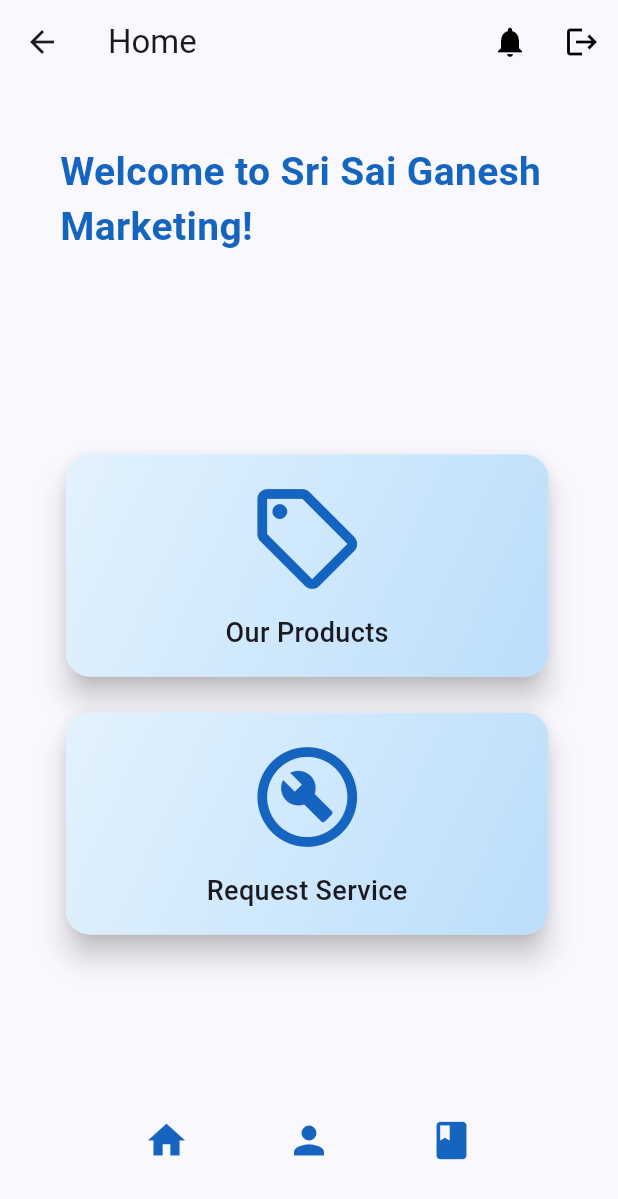
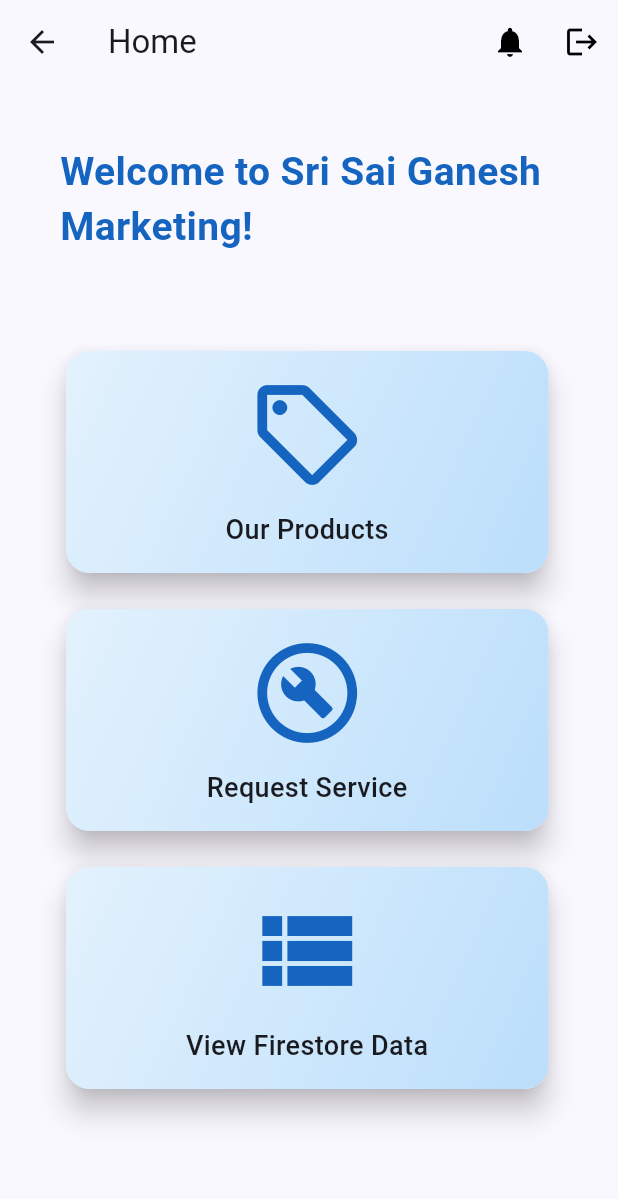
Before and after one commit to srimayi319/service_schedule_app, a Flutter app: the HomePage screen opened by its route, on a phone screen of 412 x 824 dp. Shown: the top 1199 px of the screen. Run offline on Flutter 3.47's test engine with Material 3 defaults, Android fonts, the phone set to English and light mode, and no system bars; our stand-ins replace cloud_firestore, firebase_auth, firebase_core; accounts and stored records are empty.

Commit message:
Update homepage.dart

```diff
--- a/lib/screens/homepage.dart
+++ b/lib/screens/homepage.dart
@@ -5,8 +5,8 @@ import 'package:cloud_firestore/cloud_firestore.dart';
 
 class HomePage extends StatefulWidget {
   final FirebaseFirestore _firestore = FirebaseFirestore.instance;
+
   HomePage({super.key});
-
 
   @override
   _HomePageState createState() => _HomePageState();
@@ -36,7 +36,7 @@ class _HomePageState extends State<HomePage> {
           return {
             'id': doc.id,
             'date': data['date'] as Timestamp,
-            'serviceName': data['serviceName'] as String,
+            'service': data['service'] as String,
           };
         }).toList();
 
@@ -59,7 +59,7 @@ class _HomePageState extends State<HomePage> {
     try {
       // Fetch scheduled services from Firestore
       final querySnapshot = await FirebaseFirestore.instance
-          .collection('service_schedules')
+          .collection('scheduled_services')
           .where('date',
           isGreaterThanOrEqualTo: DateTime.now().toIso8601String())
           .orderBy('date')
@@ -71,12 +71,11 @@ class _HomePageState extends State<HomePage> {
         return {
           'id': doc.id,
           'date': DateTime.parse(data['date']),
-          'serviceName': data['serviceName'],
+          'service': data['service'],
         };
       }).toList();
 
       if (notifications.isNotEmpty) {
-        // Show notification dialog with the fetched services
         _showNotificationDialog(context, notifications);
       } else {
         // Show no upcoming services message
@@ -105,15 +104,9 @@ class _HomePageState extends State<HomePage> {
             children: [
               for (var notification in notifications)
                 ListTile(
-                  title: Text('Service: ${notification['serviceName']}'),
+                  title: Text('Service: ${notification['service']}'),
                   subtitle: Text('Scheduled on: ${DateFormat('yyyy-MM-dd').format(notification['date'])}'),
-                  trailing: IconButton(
-                    icon: const Icon(Icons.cancel, color: Colors.red),
-                    onPressed: () {
-                      _cancelService(notification['id']);
-                      Navigator.of(context).pop(); // Close the dialog
-                    },
-                  ),
+
                 ),
             ],
           ),
@@ -131,25 +124,7 @@ class _HomePageState extends State<HomePage> {
   }
 
   // Function to cancel the scheduled service
-  Future<void> _cancelService(String serviceId) async {
-    try {
-      final user = FirebaseAuth.instance.currentUser;
-      if (user != null) {
-        // Delete the scheduled service from Firestore
-        await _firestore
-            .collection('service_schedules')
-            .doc(serviceId)
-            .delete();
-        ScaffoldMessenger.of(context).showSnackBar(
-          const SnackBar(content: Text('Service canceled successfully.')),
-        );
-      }
-    } catch (e) {
-      ScaffoldMessenger.of(context).showSnackBar(
-        SnackBar(content: Text('Error canceling service: $e')),
-      );
-    }
-  }
+
 
   // Logout confirmation dialog
   void _showLogoutConfirmationDialog(BuildContext context) {
@@ -220,7 +195,8 @@ class _HomePageState extends State<HomePage> {
           ),
         ],
       ),
-      body: Padding(
+        body: SingleChildScrollView(
+          child: Padding(
             padding: const EdgeInsets.symmetric(horizontal: 40.0, vertical: 40.0),
             child: Column(
               crossAxisAlignment: CrossAxisAlignment.start,
@@ -234,11 +210,10 @@ class _HomePageState extends State<HomePage> {
                     color: Colors.blue.shade800,
                   ),
                 ),
-            const SizedBox(height: 40),
+                const SizedBox(height: 60),
 
                 // Quick Actions or Key Functionalities (Service Request, Products)
-            Expanded(
-              child: Column(
+                Column(
                   mainAxisAlignment: MainAxisAlignment.center,
                   crossAxisAlignment: CrossAxisAlignment.center,
                   children: [
@@ -265,13 +240,25 @@ class _HomePageState extends State<HomePage> {
                         },
                       ),
                     ),
+                    const SizedBox(height: 16),
+                    // Firestore Viewer Button
+                    SizedBox(
+                      width: MediaQuery.of(context).size.width * 0.8,
+                      child: _buildFeatureCard(
+                        context: context,
+                        icon: Icons.view_list,
+                        label: 'View Firestore Data',
+                        onTap: () {
+                          Navigator.pushNamed(context, '/firestore');
+                        },
+                      ),
+                    ),
                   ],
-              ),
                 ),
 
                 // Footer with home, profile, and bookings icons
                 Padding(
-              padding: const EdgeInsets.only(top: 20.0),
+                  padding: const EdgeInsets.only(top: 100.0),
                   child: Row(
                     mainAxisAlignment: MainAxisAlignment.spaceEvenly,
                     children: [
@@ -300,6 +287,7 @@ class _HomePageState extends State<HomePage> {
                   ),
                 ),
               ],
+            ),
           ),
         ),
     );
@@ -357,12 +345,9 @@ class _HomePageState extends State<HomePage> {
     required VoidCallback onPressed,
   }) {
     return IconButton(
-      icon: Icon(
-        icon,
-        size: 30,
-        color: Colors.blue.shade800,
-      ),
+      icon: Icon(icon, size: 32),
       onPressed: onPressed,
+      padding: const EdgeInsets.all(16.0),
     );
   }
 }
```
Lines whose indentation alone changed are shown as unchanged.
